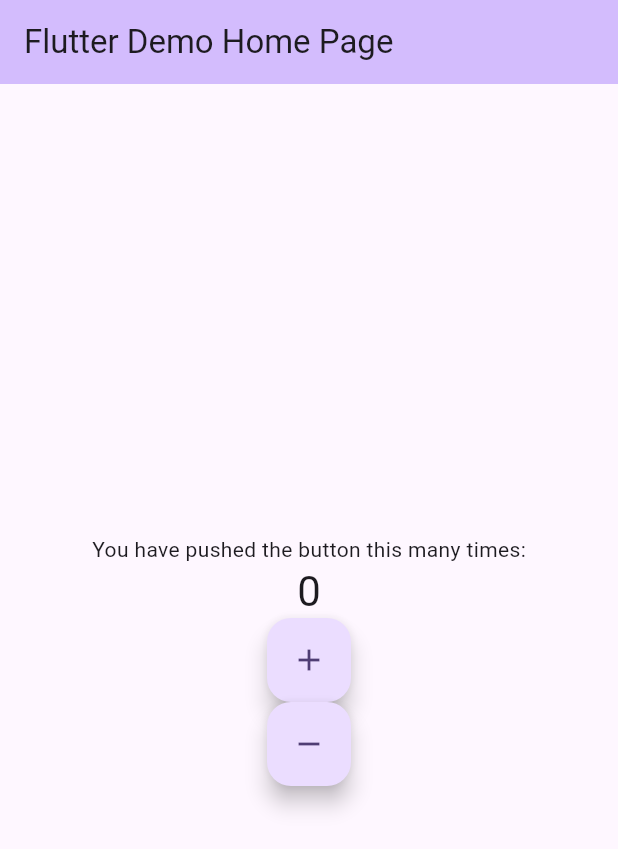
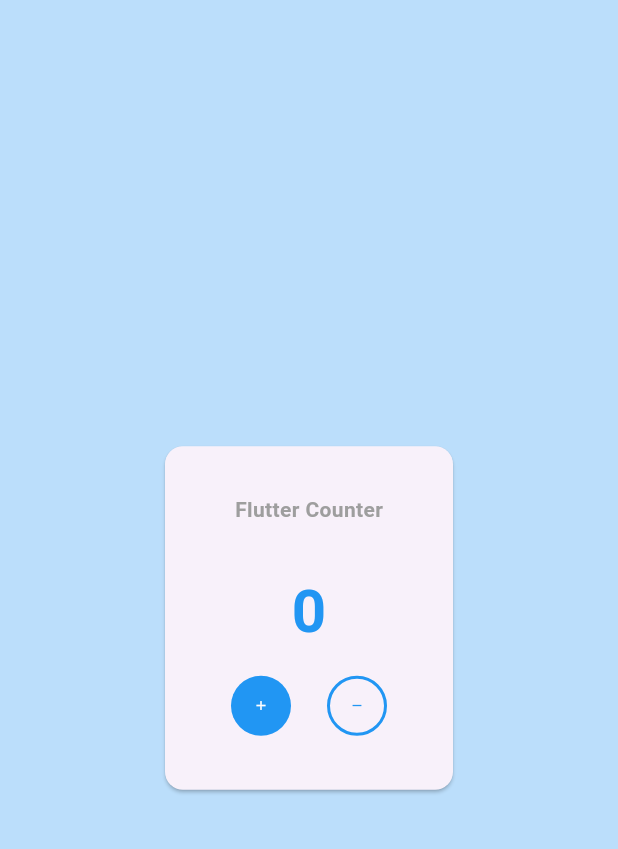
Before and after one commit to naoya25/flutter-100-knocks, a Flutter app: the screen it shows after launch, on a phone screen of 412 x 824 dp. Shown: the top 849 px of the screen. Run offline on Flutter 3.47's test engine with Material 3 defaults, Android fonts, the light colour scheme and no system bars.

Commit message:
finish 02

```diff
--- a/knock_02/lib/main.dart
+++ b/knock_02/lib/main.dart
@@ -1,4 +1,5 @@
 import 'package:flutter/material.dart';
+import 'package:flutter/widgets.dart';
 
 void main() {
   runApp(const MyApp());
@@ -47,32 +48,66 @@ class _MyHomePageState extends State<MyHomePage> {
   @override
   Widget build(BuildContext context) {
     return Scaffold(
-      appBar: AppBar(
-        backgroundColor: Theme.of(context).colorScheme.inversePrimary,
-        title: Text(widget.title),
-      ),
+      backgroundColor: Colors.blue[100],
       body: Center(
+        child: Card(
+          child: Padding(
+            padding: const EdgeInsets.all(32),
             child: Column(
               mainAxisAlignment: MainAxisAlignment.center,
-          children: <Widget>[
-            const Text(
-              'You have pushed the button this many times:',
+              mainAxisSize: MainAxisSize.min,
+              children: [
+                const Text('Flutter Counter',
+                    style: TextStyle(
+                        fontWeight: FontWeight.bold, color: Colors.grey)),
+                const SizedBox(
+                  height: 30,
                 ),
                 Text(
                   '$_counter',
-              style: Theme.of(context).textTheme.headlineMedium,
+                  style: const TextStyle(
+                      fontSize: 40,
+                      fontWeight: FontWeight.bold,
+                      color: Colors.blue),
                 ),
-            FloatingActionButton(
+                const SizedBox(
+                  height: 10,
+                ),
+                Row(
+                  mainAxisAlignment: MainAxisAlignment.center,
+                  mainAxisSize: MainAxisSize.min,
+                  children: [
+                    TextButton(
                       onPressed: _incrementCounter,
-              tooltip: '増やす',
-              child: const Icon(Icons.add),
+                      style: TextButton.styleFrom(
+                          backgroundColor: Colors.blue,
+                          iconColor: Colors.white,
+                          shape: const CircleBorder()),
+                      child: const Icon(
+                        Icons.add,
+                        size: 10,
                       ),
-            FloatingActionButton(
+                    ),
+                    TextButton(
                       onPressed: _decrementCounter,
-              tooltip: '減らす',
-              child: const Icon(Icons.remove),
+                      style: TextButton.styleFrom(
+                        iconColor: Colors.blue,
+                        shape: const CircleBorder(),
+                        side: const BorderSide(
+                          color: Colors.blue,
+                          width: 2.0,
+                        ),
+                      ),
+                      child: const Icon(
+                        Icons.remove,
+                        size: 10,
+                      ),
                     ),
                   ],
+                )
+              ],
+            ),
+          ),
         ),
       ),
     );
```
Lines whose indentation alone changed are shown as unchanged.
